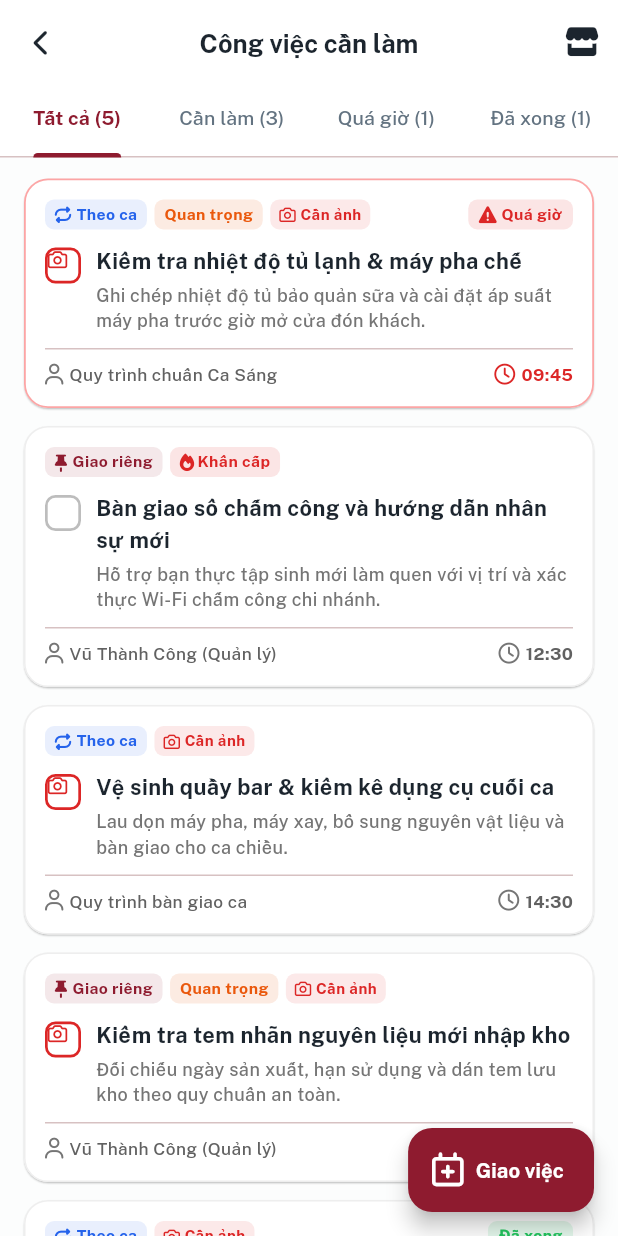
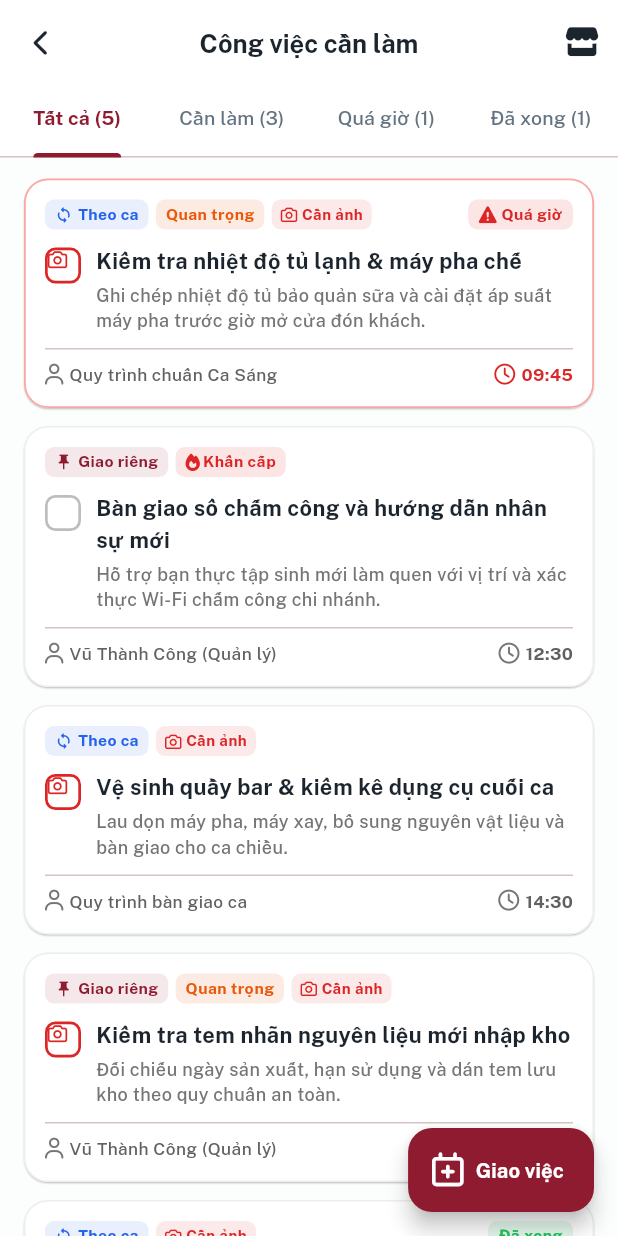
Before and after one commit to TuNaLuvyou/PTPMDV, a Flutter app: the screen it shows after launch, after a tap on "Đăng nhập", after a tap on "Xem tất cả", on a phone screen of 412 x 824 dp. Run offline on Flutter 3.47's test engine with Material 3 defaults, Android fonts, the phone set to English and light mode, and no system bars; our stand-ins replace font_awesome_flutter, go_router, google_fonts; accounts and stored records are empty.

Commit message:
fix(mobile): fix icon misalignment and replace FaIcon with centered Material Icons on home screen

```diff
--- a/mobile/lib/src/features/home/presentation/home.dart
+++ b/mobile/lib/src/features/home/presentation/home.dart
@@ -1,5 +1,4 @@
 import 'package:flutter/material.dart';
-import 'package:font_awesome_flutter/font_awesome_flutter.dart';
 import '../../../core/constants/colors.dart';
 import '../../../core/config/company.dart';
 import '../../../core/state/branch_scope.dart';
@@ -47,7 +46,7 @@ class _HomeScreenState extends State<HomeScreen> {
         elevation: 0,
         actions: [
           IconButton(
-            icon: const FaIcon(FontAwesomeIcons.bell, color: AppColors.textPrimary),
+            icon: const Icon(Icons.notifications_none_rounded, color: AppColors.textPrimary),
             onPressed: () {
               if (widget.onNavigateToTab != null) widget.onNavigateToTab!(2); // Switch to Notifications
             },
@@ -72,7 +71,7 @@ class _HomeScreenState extends State<HomeScreen> {
                         child: _buildQuickActionCard(
                           title: 'Lịch làm việc',
                           subtitle: 'Xem ca & phân công',
-                          icon: FontAwesomeIcons.calendarDays,
+                          icon: Icons.calendar_month_rounded,
                           color: const Color(0xFF2563EB),
                           onTap: () {
                             Navigator.push(context, MaterialPageRoute(builder: (context) => const ScheduleScreen()));
@@ -84,7 +83,7 @@ class _HomeScreenState extends State<HomeScreen> {
                         child: _buildQuickActionCard(
                           title: 'Đăng ký nghỉ',
                           subtitle: 'Nghỉ ngày/ Nghỉ ca',
-                          icon: FontAwesomeIcons.umbrellaBeach,
+                          icon: Icons.beach_access_rounded,
                           color: const Color(0xFFF59E0B),
                           onTap: () {
                             Navigator.push(context, MaterialPageRoute(builder: (_) => const LeaveRequestScreen()));
@@ -100,7 +99,7 @@ class _HomeScreenState extends State<HomeScreen> {
                         child: _buildQuickActionCard(
                           title: 'Kỳ lương',
                           subtitle: 'Tạm tính thu nhập',
-                          icon: FontAwesomeIcons.moneyBill,
+                          icon: Icons.payments_rounded,
                           color: const Color(0xFF10B981),
                           onTap: () {
                             Navigator.push(context, MaterialPageRoute(builder: (_) => const SalaryScreen()));
@@ -112,7 +111,7 @@ class _HomeScreenState extends State<HomeScreen> {
                         child: _buildQuickActionCard(
                           title: 'Đăng ký ca làm',
                           subtitle: 'Chọn ca tuần tới',
-                          icon: FontAwesomeIcons.calendarCheck,
+                          icon: Icons.event_available_rounded,
                           color: const Color(0xFF0EA5E9),
                           onTap: () {
                             Navigator.push(context, MaterialPageRoute(builder: (_) => const ScheduleRegistrationScreen()));
@@ -148,11 +147,16 @@ class _HomeScreenState extends State<HomeScreen> {
       ),
       child: Row(
         children: [
-          CircleAvatar(
-            radius: 26,
-            backgroundColor: AppColors.primary.withValues(alpha: 0.12),
-            child: FaIcon(
-              currentUser.canManage ? FontAwesomeIcons.userShield : FontAwesomeIcons.person,
+          Container(
+            width: 52,
+            height: 52,
+            decoration: BoxDecoration(
+              color: AppColors.primary.withValues(alpha: 0.12),
+              shape: BoxShape.circle,
+            ),
+            alignment: Alignment.center,
+            child: Icon(
+              currentUser.canManage ? Icons.admin_panel_settings_outlined : Icons.person_outline_rounded,
               color: AppColors.primary,
               size: 28,
             ),
@@ -182,7 +186,7 @@ class _HomeScreenState extends State<HomeScreen> {
                 const SizedBox(height: 3),
                 const Row(
                   children: [
-                    FaIcon(FontAwesomeIcons.store, size: 14, color: AppColors.textSecondary),
+                    Icon(Icons.storefront_rounded, size: 15, color: AppColors.textSecondary),
                     SizedBox(width: 4),
                     Flexible(
                       child: Text(
@@ -208,7 +212,7 @@ class _HomeScreenState extends State<HomeScreen> {
   Widget _buildQuickActionCard({
     required String title,
     required String subtitle,
-    required FaIconData icon,
+    required IconData icon,
     required Color color,
     required VoidCallback onTap,
   }) {
@@ -232,10 +236,15 @@ class _HomeScreenState extends State<HomeScreen> {
         child: Column(
           crossAxisAlignment: CrossAxisAlignment.start,
           children: [
-            CircleAvatar(
-              radius: 20,
-              backgroundColor: color.withValues(alpha: 0.12),
-              child: FaIcon(icon, color: color, size: 22),
+            Container(
+              width: 42,
+              height: 42,
+              decoration: BoxDecoration(
+                color: color.withValues(alpha: 0.12),
+                shape: BoxShape.circle,
+              ),
+              alignment: Alignment.center,
+              child: Icon(icon, color: color, size: 24),
             ),
             const SizedBox(height: 12),
             Text(
@@ -275,7 +284,7 @@ class _HomeScreenState extends State<HomeScreen> {
         ? 'Đang làm: ${_checkedInShift!.shiftName} (${_checkedInShift!.timeRange})'
         : 'Chạm để xác thực Wi-Fi chi nhánh';
 
-    final FaIconData mainIcon = isCheckedIn ? FontAwesomeIcons.stopwatch : FontAwesomeIcons.handPointer;
+    final IconData mainIcon = isCheckedIn ? Icons.timer_outlined : Icons.touch_app_rounded;
 
     return Container(
       width: double.infinity,
@@ -318,7 +327,8 @@ class _HomeScreenState extends State<HomeScreen> {
                     borderRadius: BorderRadius.circular(16),
                     border: Border.all(color: Colors.white.withValues(alpha: 0.35), width: 1.5),
                   ),
-                  child: FaIcon(mainIcon, color: Colors.white, size: 30),
+                  alignment: Alignment.center,
+                  child: Icon(mainIcon, color: Colors.white, size: 30),
                 ),
                 const SizedBox(width: 16),
                 Expanded(
@@ -351,12 +361,14 @@ class _HomeScreenState extends State<HomeScreen> {
                   ),
                 ),
                 Container(
-                  padding: const EdgeInsets.all(8),
+                  width: 36,
+                  height: 36,
                   decoration: BoxDecoration(
                     color: Colors.white.withValues(alpha: 0.2),
                     shape: BoxShape.circle,
                   ),
-                  child: const FaIcon(FontAwesomeIcons.arrowRight, color: Colors.white, size: 18),
+                  alignment: Alignment.center,
+                  child: const Icon(Icons.arrow_forward_rounded, color: Colors.white, size: 20),
                 ),
               ],
             ),
@@ -487,7 +499,7 @@ class _HomeScreenState extends State<HomeScreen> {
                             child: const Row(
                               crossAxisAlignment: CrossAxisAlignment.start,
                               children: [
-                                FaIcon(FontAwesomeIcons.calendarXmark, color: Color(0xFFD97706), size: 22),
+                                Icon(Icons.event_busy_rounded, color: Color(0xFFD97706), size: 24),
                                 SizedBox(width: 10),
                                 Expanded(
                                   child: Column(
@@ -789,7 +801,14 @@ class _HomeScreenState extends State<HomeScreen> {
                     setState(() {});
                   },
                   borderRadius: BorderRadius.circular(8),
-                  child: const Row(children: [Text('Xem tất cả', style: TextStyle(color: AppColors.primary, fontWeight: FontWeight.w600, fontSize: 12)), SizedBox(width: 2), FaIcon(FontAwesomeIcons.chevronRight, size: 16, color: AppColors.primary)]),
+                  child: const Row(
+                    mainAxisSize: MainAxisSize.min,
+                    children: [
+                      Text('Xem tất cả', style: TextStyle(color: AppColors.primary, fontWeight: FontWeight.w600, fontSize: 12)),
+                      SizedBox(width: 2),
+                      Icon(Icons.chevron_right_rounded, size: 18, color: AppColors.primary),
+                    ],
+                  ),
                 ),
               ],
             ),
@@ -801,9 +820,11 @@ class _HomeScreenState extends State<HomeScreen> {
               child: Column(
                 children: [
                   Container(
-                    padding: const EdgeInsets.all(14),
+                    width: 56,
+                    height: 56,
                     decoration: BoxDecoration(color: AppColors.primary.withValues(alpha: 0.08), shape: BoxShape.circle),
-                    child: FaIcon(FontAwesomeIcons.listCheck, size: 32, color: AppColors.primary.withValues(alpha: 0.7)),
+                    alignment: Alignment.center,
+                    child: Icon(Icons.checklist_rounded, size: 30, color: AppColors.primary.withValues(alpha: 0.7)),
                   ),
                   const SizedBox(height: 10),
                   const Text('Không có công việc tồn đọng', style: TextStyle(color: AppColors.textSecondary, fontSize: 13, fontWeight: FontWeight.w600)),
@@ -835,7 +856,7 @@ class _HomeScreenState extends State<HomeScreen> {
                   child: Padding(
                     padding: const EdgeInsets.symmetric(vertical: 4),
                     child: Row(
-                      crossAxisAlignment: CrossAxisAlignment.start,
+                      crossAxisAlignment: CrossAxisAlignment.center,
                       children: [
                         GestureDetector(
                           onTap: () async {
@@ -865,9 +886,9 @@ class _HomeScreenState extends State<HomeScreen> {
                             }
                           },
                           child: Container(
-                            margin: const EdgeInsets.only(top: 2, right: 10),
-                            width: 20,
-                            height: 20,
+                            margin: const EdgeInsets.only(right: 12),
+                            width: 22,
+                            height: 22,
                             decoration: BoxDecoration(
                               borderRadius: BorderRadius.circular(6),
                               border: Border.all(
@@ -875,8 +896,9 @@ class _HomeScreenState extends State<HomeScreen> {
                                 width: 1.6,
                               ),
                             ),
+                            alignment: Alignment.center,
                             child: task.requirePhoto
-                                ? const FaIcon(FontAwesomeIcons.camera, size: 12, color: Color(0xFFDC2626))
+                                ? const Icon(Icons.camera_alt_outlined, size: 14, color: Color(0xFFDC2626))
                                 : null,
                           ),
                         ),
@@ -894,7 +916,7 @@ class _HomeScreenState extends State<HomeScreen> {
                                     ),
                                     child: Row(
                                       children: [
-                                        FaIcon(task.sourceIcon, size: 10, color: task.sourceColor),
+                                        Icon(task.sourceIcon, size: 12, color: task.sourceColor),
                                         const SizedBox(width: 3),
                                         Text(task.shortSourceLabel, style: TextStyle(fontSize: 9.5, fontWeight: FontWeight.bold, color: task.sourceColor)),
                                       ],
@@ -925,7 +947,7 @@ class _HomeScreenState extends State<HomeScreen> {
                             ],
                           ),
                         ),
-                        const FaIcon(FontAwesomeIcons.chevronRight, size: 16, color: AppColors.textSecondary),
+                        const Icon(Icons.chevron_right_rounded, size: 20, color: AppColors.textSecondary),
                       ],
                     ),
                   ),
--- a/mobile/lib/src/features/operations/presentation/operations.dart
+++ b/mobile/lib/src/features/operations/presentation/operations.dart
@@ -346,7 +346,7 @@ class OperationsScreen extends StatelessWidget {
         children: [
           Container(width: 3.5, height: 14, decoration: BoxDecoration(color: color, borderRadius: BorderRadius.circular(2))),
           const SizedBox(width: 8),
-          FaIcon(icon, size: 15, color: color),
+          Center(child: FaIcon(icon, size: 14, color: color)),
           const SizedBox(width: 6),
           Text(title, style: TextStyle(fontSize: 13, fontWeight: FontWeight.bold, color: color, letterSpacing: 0.2)),
         ],
@@ -378,10 +378,17 @@ class OperationsScreen extends StatelessWidget {
           decoration: BoxDecoration(color: Colors.white, borderRadius: BorderRadius.circular(14)),
           child: Row(
             children: [
-              CircleAvatar(
-                radius: 22,
-                backgroundColor: iconColor.withValues(alpha: 0.12),
-                child: FaIcon(icon, color: iconColor, size: 22),
+              Container(
+                width: 44,
+                height: 44,
+                decoration: BoxDecoration(
+                  color: iconColor.withValues(alpha: 0.12),
+                  shape: BoxShape.circle,
+                ),
+                alignment: Alignment.center,
+                child: Center(
+                  child: FaIcon(icon, color: iconColor, size: 20),
+                ),
               ),
               const SizedBox(width: 14),
               Expanded(
@@ -404,7 +411,7 @@ class OperationsScreen extends StatelessWidget {
                     child: Text(badgeText, style: TextStyle(fontSize: 10, fontWeight: FontWeight.bold, color: badgeColor)),
                   ),
                   const SizedBox(height: 4),
-                  const FaIcon(FontAwesomeIcons.chevronRight, size: 18, color: AppColors.textSecondary),
+                  const Icon(Icons.chevron_right_rounded, size: 20, color: AppColors.textSecondary),
                 ],
               ),
             ],
--- a/mobile/lib/src/features/tasks/data/service.dart
+++ b/mobile/lib/src/features/tasks/data/service.dart
@@ -1,5 +1,4 @@
 import 'package:flutter/material.dart';
-import 'package:font_awesome_flutter/font_awesome_flutter.dart';
 import '../../../core/constants/colors.dart';
 
 enum TaskSourceType {
@@ -75,9 +74,9 @@ class TaskModel {
       ? 'Giao riêng'
       : 'Theo ca';
 
-  FaIconData get sourceIcon => sourceType == TaskSourceType.manager
-      ? FontAwesomeIcons.thumbtack
-      : FontAwesomeIcons.repeat;
+  IconData get sourceIcon => sourceType == TaskSourceType.manager
+      ? Icons.push_pin_rounded
+      : Icons.sync_rounded;
 
   Color get sourceColor => sourceType == TaskSourceType.manager
       ? const Color(0xFF8E1B2F)
--- a/mobile/lib/src/features/tasks/presentation/tasks.dart
+++ b/mobile/lib/src/features/tasks/presentation/tasks.dart
@@ -382,7 +382,7 @@ class _TaskListScreenState extends State<TaskListScreen> with SingleTickerProvid
                   child: Row(
                     mainAxisSize: MainAxisSize.min,
                     children: [
-                      FaIcon(task.sourceIcon, size: 13, color: task.sourceColor),
+                      Icon(task.sourceIcon, size: 14, color: task.sourceColor),
                       const SizedBox(width: 4),
                       Text(
                         task.shortSourceLabel,
@@ -947,7 +947,7 @@ class _TaskListScreenState extends State<TaskListScreen> with SingleTickerProvid
                           child: Row(
                             mainAxisSize: MainAxisSize.min,
                             children: [
-                              FaIcon(task.sourceIcon, size: 11, color: task.sourceColor),
+                              Icon(task.sourceIcon, size: 12, color: task.sourceColor),
                               const SizedBox(width: 3.5),
                               Text(
                                 task.shortSourceLabel,
```
